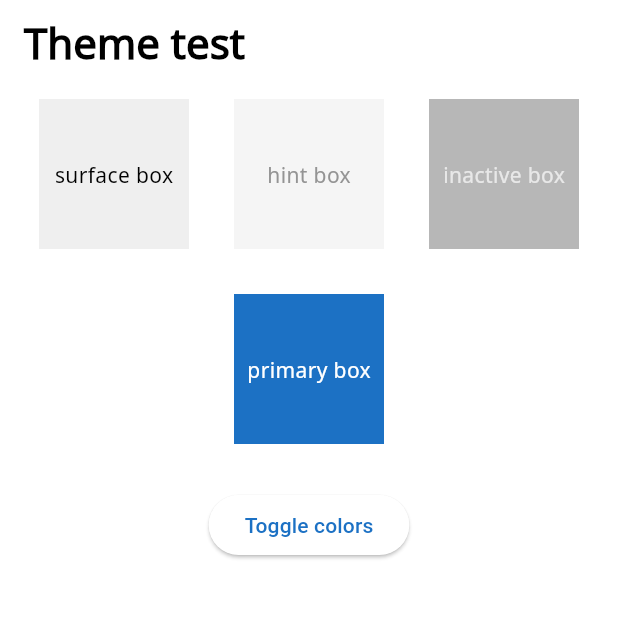
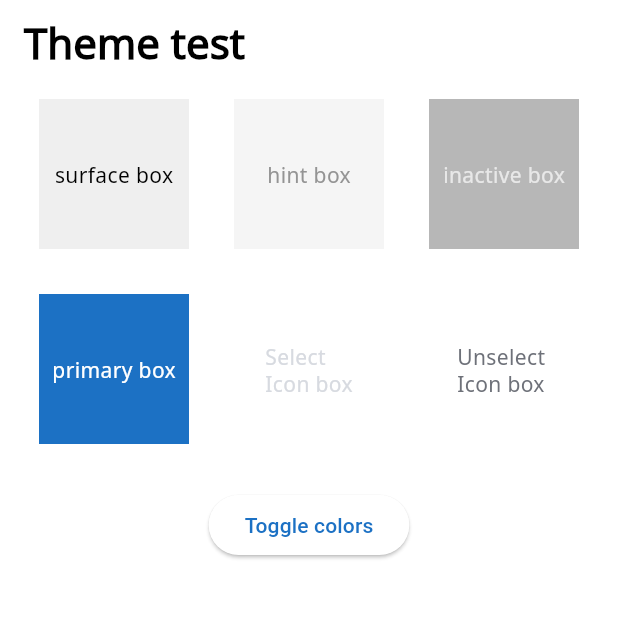
Before and after one commit to kihyun1998/flutter_theme_system, a Flutter app: the screen it shows after launch, on a phone screen of 412 x 824 dp, the top half of it. Run offline on Flutter 3.47's test engine with Material 3 defaults, Android fonts, the phone set to English and light mode, and no system bars; our stand-ins replace flutter_riverpod, riverpod_annotation; generated files the repository leaves out were written again; project files that could hold a hidden picture were left out.

Commit message:
dark 완성 및 select/unselect icon 색상 추가

```diff
--- a/lib/main.dart
+++ b/lib/main.dart
@@ -62,6 +62,22 @@ class MyApp extends ConsumerWidget {
                         color: ref.theme.color.onPrimary,
                       ),
                     ),
+                    const SizedBox(width: 30),
+                    ColorBox(
+                      color: ref.theme.color.background,
+                      text: "Select \nIcon box",
+                      textStyle: ref.theme.font.body1.copyWith(
+                        color: ref.theme.color.selectedIconColor,
+                      ),
+                    ),
+                    const SizedBox(width: 30),
+                    ColorBox(
+                      color: ref.theme.color.background,
+                      text: "Unselect \nIcon box",
+                      textStyle: ref.theme.font.body1.copyWith(
+                        color: ref.theme.color.unSelectedIconColor,
+                      ),
+                    ),
                   ],
                 ),
                 const SizedBox(height: 30),
--- a/lib/style/theme/light_theme.dart
+++ b/lib/style/theme/light_theme.dart
@@ -19,6 +19,8 @@ class LightTheme implements AppTheme {
     onInactiveContainer: Palette.grey250,
     primary: Palette.blue,
     onPrimary: Palette.white,
+    selectedIconColor: Palette.oneDarkSelectIcon,
+    unSelectedIconColor: Palette.oneDarkUnSelectIcon,
   );
 
   @override
```
Also changed, not shown: lib/style/foundation/app_color.dart (+7 -1 lines), lib/style/resources/palette.dart (+11 -1 lines), lib/style/theme/dart_theme.dart (+7 -5 lines).
